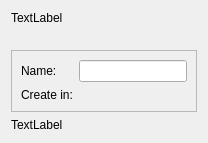
Qt form src/libs/utils/projectintropage.ui (qt-creator/qt-creator) before a commit.
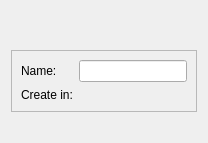
The same form after that commit. Custom widgets are drawn as their Qt base class.

```diff
--- a/src/libs/utils/projectintropage.ui
+++ b/src/libs/utils/projectintropage.ui
@@ -22,9 +22,6 @@
    </property>
    <item>
     <widget class="QLabel" name="descriptionLabel">
-     <property name="text">
-      <string>TextLabel</string>
-     </property>
      <property name="wordWrap">
       <bool>true</bool>
      </property>
@@ -97,9 +94,6 @@
    </item>
    <item>
     <widget class="QLabel" name="stateLabel">
-     <property name="text">
-      <string>TextLabel</string>
-     </property>
     </widget>
    </item>
   </layout>
```
Left out of the diff: 3 changed lines with no effect on the pictures.
